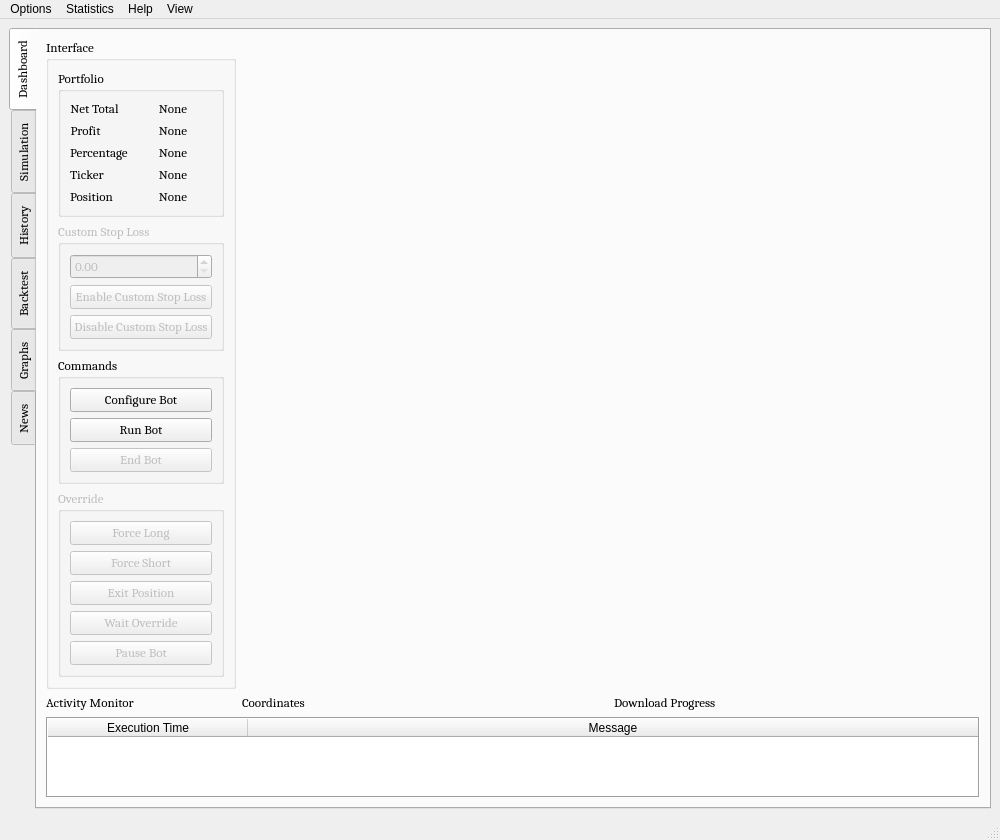
The window that UI/algobot.ui (ZENALC/algobot) describes before a commit, drawn with Qt 5.
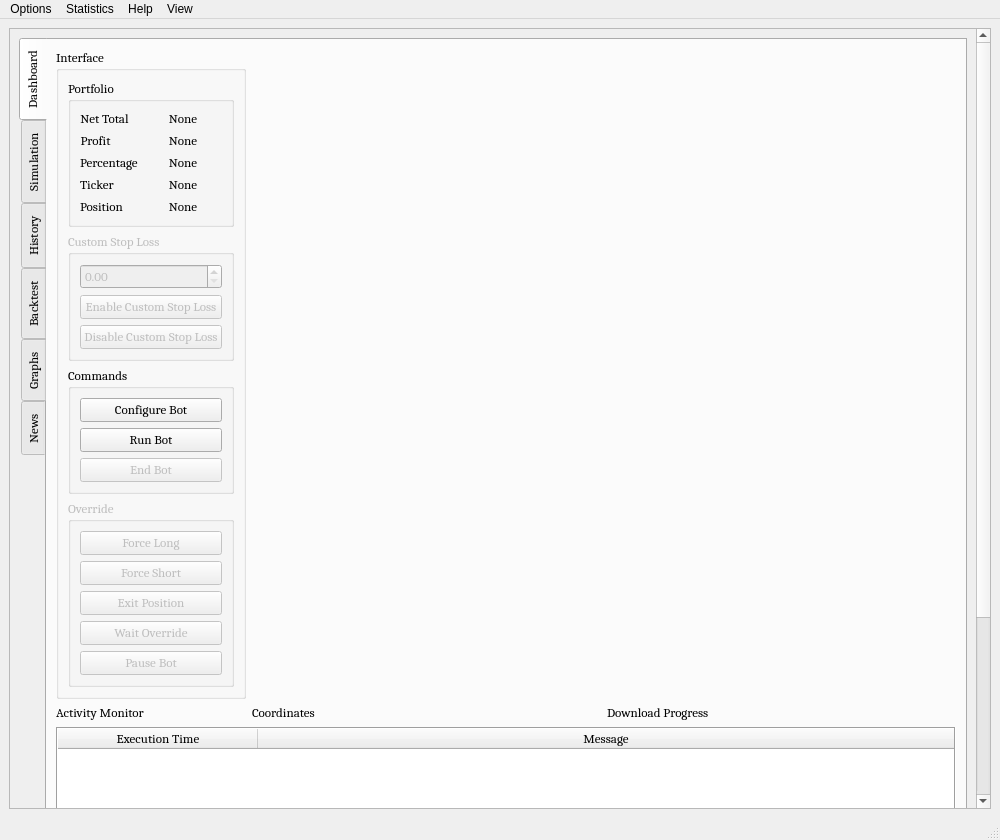
The same window after the commit. Icons and pictures are not drawn. Custom widgets are drawn as their Qt base class.

Diff of the .ui file:
```diff
--- a/UI/algobot.ui
+++ b/UI/algobot.ui
@@ -7,7 +7,7 @@
     <x>0</x>
     <y>0</y>
     <width>1000</width>
-    <height>839</height>
+    <height>840</height>
    </rect>
   </property>
   <property name="font">
@@ -37,6 +37,21 @@
    </property>
    <layout class="QGridLayout" name="gridLayout_2">
     <item row="0" column="0">
+     <widget class="QScrollArea" name="scrollArea">
+      <property name="widgetResizable">
+       <bool>true</bool>
+      </property>
+      <widget class="QWidget" name="scrollAreaWidgetContents">
+       <property name="geometry">
+        <rect>
+         <x>0</x>
+         <y>-181</y>
+         <width>963</width>
+         <height>960</height>
+        </rect>
+       </property>
+       <layout class="QVBoxLayout" name="verticalLayout_11">
+        <item>
      <widget class="QTabWidget" name="homeTab">
       <property name="sizePolicy">
        <sizepolicy hsizetype="Preferred" vsizetype="Preferred">
@@ -452,6 +467,12 @@
             <verstretch>0</verstretch>
            </sizepolicy>
           </property>
+              <property name="minimumSize">
+               <size>
+                <width>0</width>
+                <height>300</height>
+               </size>
+              </property>
           <property name="frameShape">
            <enum>QFrame::Box</enum>
           </property>
@@ -1838,6 +1859,10 @@
           <property name="text">
            <string/>
           </property>
+             </widget>
+            </item>
+           </layout>
+          </widget>
          </widget>
         </item>
        </layout>
```
Lines whose indentation alone changed are shown as unchanged.
